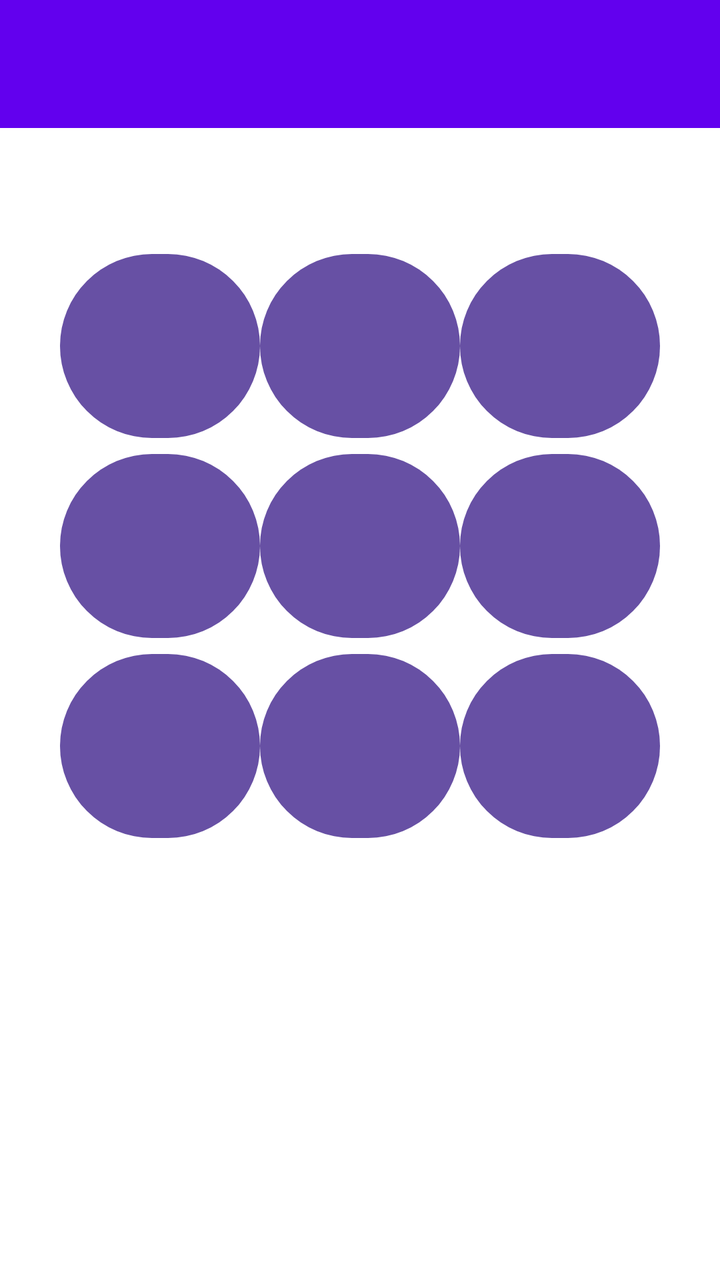
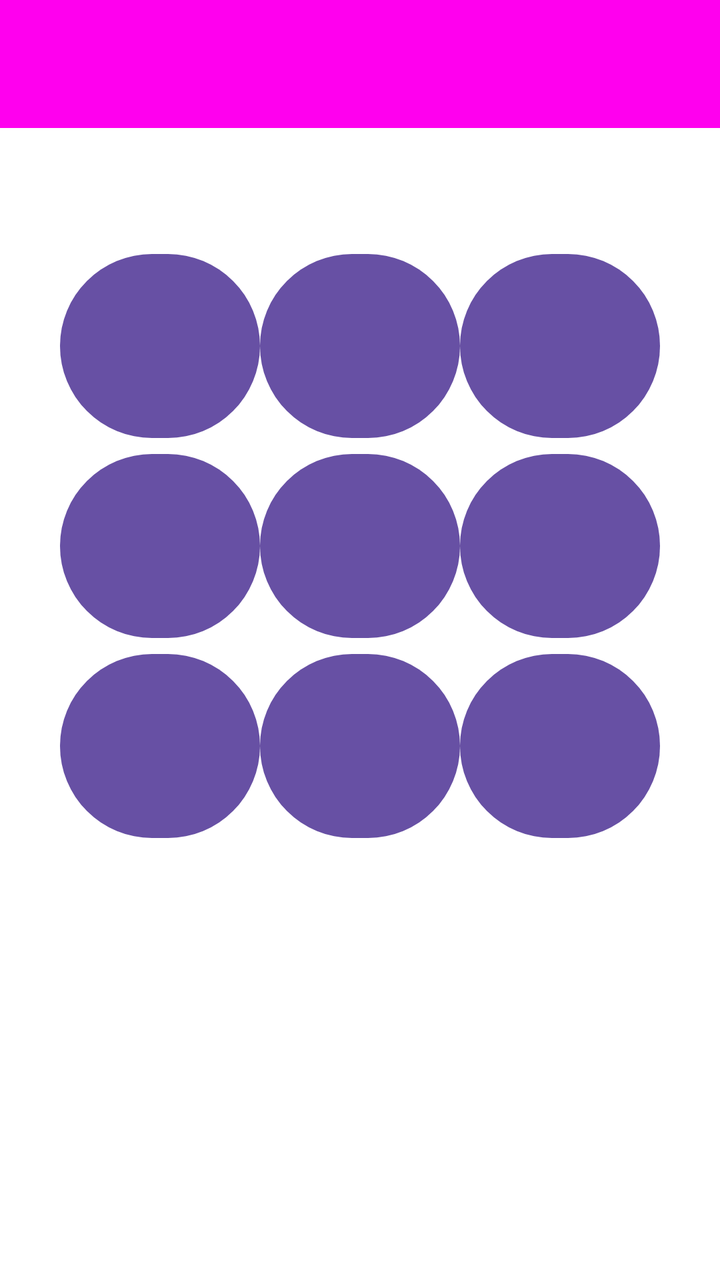

Compare the two renders of this Android layout. The source of the first and the diff that turns it into the second are given below.
<!-- AndroidManifest.xml: application theme Theme.TicTacToe -->
<!-- res/layout/activity_game.xml -->
<?xml version="1.0" encoding="utf-8"?>
<LinearLayout xmlns:android="http://schemas.android.com/apk/res/android"
    android:id="@+id/game_r§oot"
    android:fitsSystemWindows="true"
    android:layout_width="match_parent"
    android:layout_height="match_parent"
    android:background="#FFFFFF"
    android:orientation="vertical">

    <androidx.appcompat.widget.Toolbar
        android:id="@+id/game_toolbar"
        android:layout_width="match_parent"
        android:layout_height="wrap_content"
        android:background="#6200EE"
        android:minHeight="?attr/actionBarSize"
        android:theme="@style/ThemeOverlay.AppCompat.Dark.ActionBar" />

    <TextView
        android:id="@+id/status_text"
        android:layout_width="match_parent"
        android:layout_height="wrap_content"
        android:gravity="center"
        android:padding="16dp"
        android:textSize="20sp" />

    <TableLayout
        android:id="@+id/board"
        android:layout_width="wrap_content"
        android:layout_height="wrap_content"
        android:layout_gravity="center_horizontal">
        <TableRow>
            <Button
                android:layout_width="100dp"
                android:layout_height="100dp"
                android:textSize="32sp" />
            <Button
                android:layout_width="100dp"
                android:layout_height="100dp"
                android:textSize="32sp" />
            <Button
                android:layout_width="100dp"
                android:layout_height="100dp"
                android:textSize="32sp" />
        </TableRow>
        <TableRow>
            <Button
                android:layout_width="100dp"
                android:layout_height="100dp"
                android:textSize="32sp" />
            <Button
                android:layout_width="100dp"
                android:layout_height="100dp"
                android:textSize="32sp" />
            <Button
                android:layout_width="100dp"
                android:layout_height="100dp"
                android:textSize="32sp" />
        </TableRow>
        <TableRow>
            <Button
                android:layout_width="100dp"
                android:layout_height="100dp"
                android:textSize="32sp" />
            <Button
                android:layout_width="100dp"
                android:layout_height="100dp"
                android:textSize="32sp" />
            <Button
                android:layout_width="100dp"
                android:layout_height="100dp"
                android:textSize="32sp" />
        </TableRow>
    </TableLayout>

    <Button
        android:id="@+id/new_game_button"
        android:layout_width="wrap_content"
        android:layout_height="wrap_content"
        android:layout_gravity="center_horizontal"
        android:layout_marginTop="24dp"
        android:text="New Game"
        android:visibility="gone" />
</LinearLayout>
<!-- resources referenced by this layout -->
<resources>
  <style name="Theme.TicTacToe" parent="Base.Theme.TicTacToe" />
  <style name="Base.Theme.TicTacToe" parent="Theme.Material3.DayNight.NoActionBar">
          
          
      </style>
</resources>

<!-- the commit's change to res/layout/activity_game.xml (unified diff, before → after) -->
@@ -1,17 +1,17 @@
 <?xml version="1.0" encoding="utf-8"?>
 <LinearLayout xmlns:android="http://schemas.android.com/apk/res/android"
-    android:id="@+id/game_r§oot"
+    android:id="@+id/game_root"
     android:fitsSystemWindows="true"
     android:layout_width="match_parent"
     android:layout_height="match_parent"
-    android:background="#FFFFFF"
+    android:background="@color/white"
     android:orientation="vertical">
 
     <androidx.appcompat.widget.Toolbar
         android:id="@+id/game_toolbar"
         android:layout_width="match_parent"
         android:layout_height="wrap_content"
-        android:background="#6200EE"
+        android:background="@color/purple"
         android:minHeight="?attr/actionBarSize"
         android:theme="@style/ThemeOverlay.AppCompat.Dark.ActionBar" />
 
@@ -78,6 +78,6 @@
         android:layout_height="wrap_content"
         android:layout_gravity="center_horizontal"
         android:layout_marginTop="24dp"
-        android:text="New Game"
+        android:text="@string/start_button"
         android:visibility="gone" />
 </LinearLayout>
<!-- resource entries referenced after the edit -->
@@ -1,5 +1,8 @@
 <!-- resources referenced by this layout -->
 <resources>
+  <color name="purple">#FF00EE</color>
+  <color name="white">#FFFFFFFF</color>
+  <string name="start_button">Start game</string>
   <style name="Theme.TicTacToe" parent="Base.Theme.TicTacToe" />
   <style name="Base.Theme.TicTacToe" parent="Theme.Material3.DayNight.NoActionBar">
           
